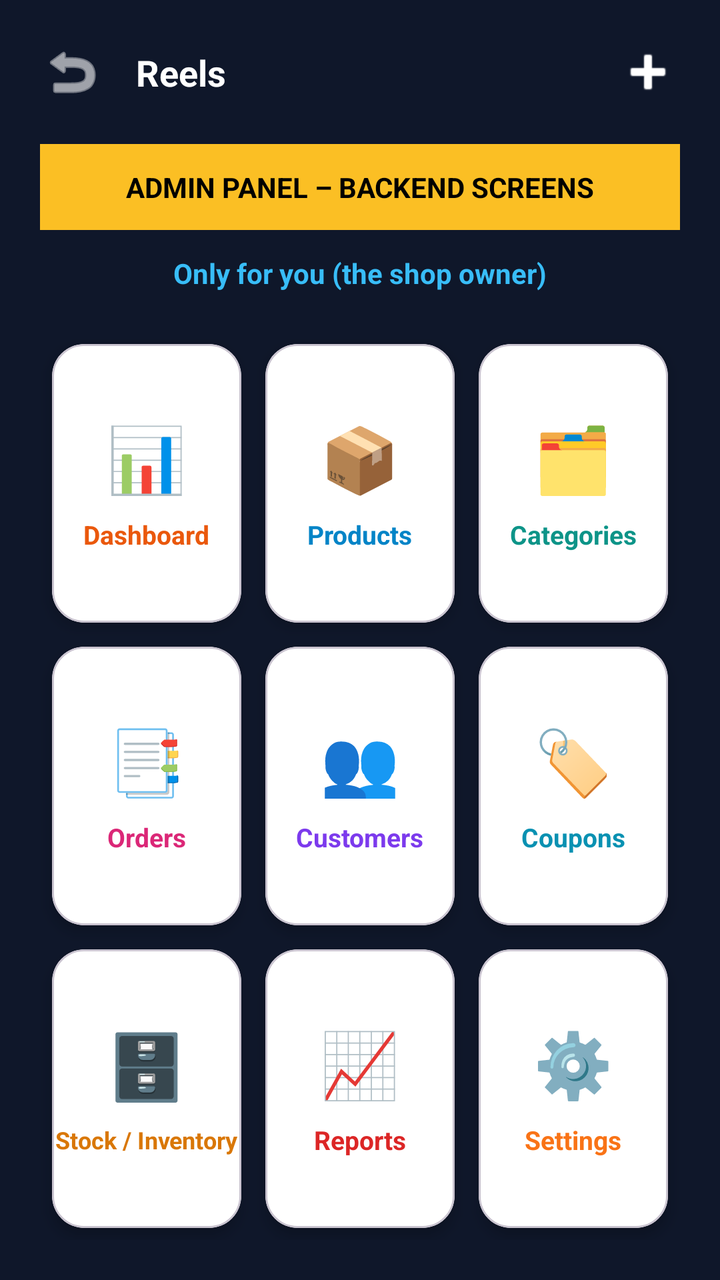
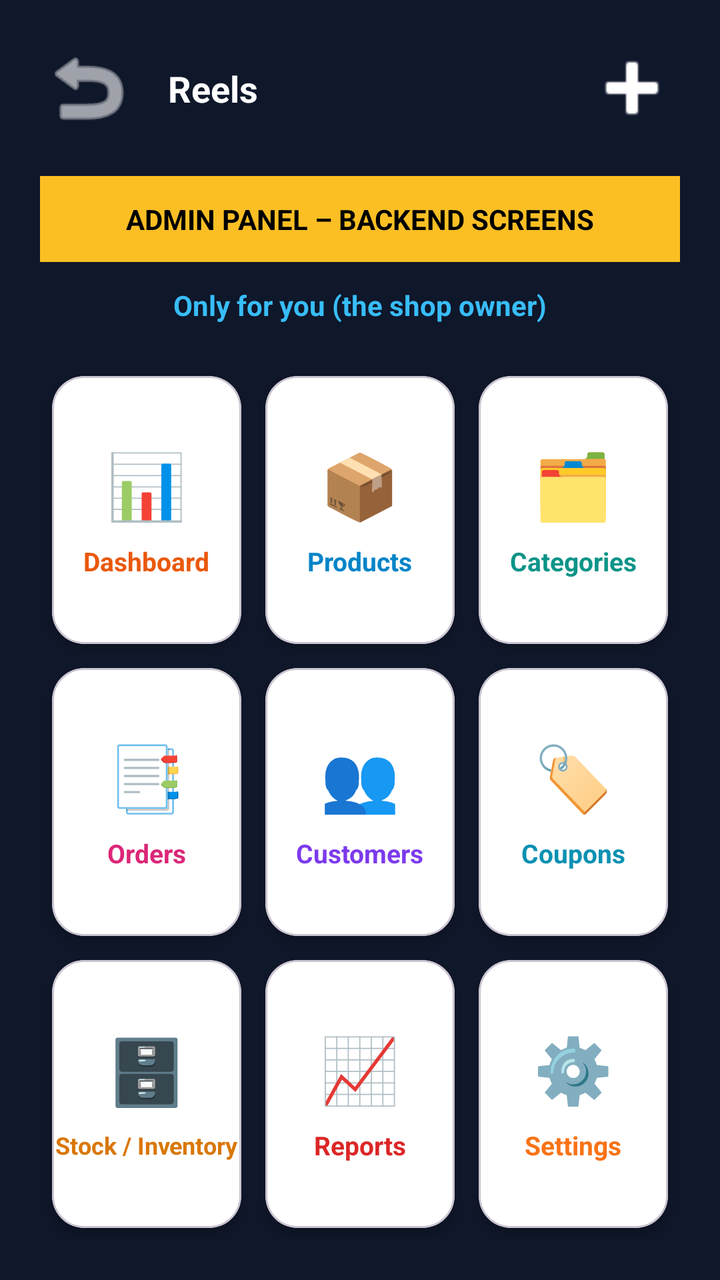

Compare the two renders of this Android layout. The source of the first and the diff that turns it into the second are given below.
<!-- AndroidManifest.xml: application theme Theme.WonderfulAdmin -->
<!-- res/layout/activity_main.xml -->
<?xml version="1.0" encoding="utf-8"?>
<androidx.constraintlayout.widget.ConstraintLayout
    xmlns:android="http://schemas.android.com/apk/res/android"
    xmlns:app="http://schemas.android.com/apk/res-auto"
    xmlns:tools="http://schemas.android.com/tools"
    android:layout_width="match_parent"
    android:layout_height="match_parent"
    android:background="@color/admin_bg_dark"
    android:padding="20dp">

    
    <ImageView
        android:id="@+id/btnBack"
        android:layout_width="32dp"
        android:layout_height="32dp"
        android:src="@android:drawable/ic_menu_revert"
        app:tint="#FFFFFF"
        android:contentDescription="Back"
        app:layout_constraintTop_toTopOf="parent"
        app:layout_constraintStart_toStartOf="parent" />

    <TextView
        android:id="@+id/tvHeaderTitle"
        android:layout_width="wrap_content"
        android:layout_height="wrap_content"
        android:text="Reels"
        android:textColor="#FFFFFF"
        android:textSize="18sp"
        android:textStyle="bold"
        android:layout_marginStart="16dp"
        app:layout_constraintBottom_toBottomOf="@id/btnBack"
        app:layout_constraintTop_toTopOf="@id/btnBack"
        app:layout_constraintStart_toEndOf="@id/btnBack" />

    <ImageView
        android:id="@+id/btnAdd"
        android:layout_width="32dp"
        android:layout_height="32dp"
        android:src="@android:drawable/ic_input_add"
        app:tint="#FFFFFF"
        android:contentDescription="Add"
        app:layout_constraintTop_toTopOf="parent"
        app:layout_constraintEnd_toEndOf="parent" />

    
    <TextView
        android:id="@+id/tvAdminPill"
        android:layout_width="match_parent"
        android:layout_height="wrap_content"
        android:layout_marginTop="20dp"
        android:background="#FBBF24"
        android:gravity="center"
        android:paddingVertical="12dp"
        android:paddingHorizontal="16dp"
        android:text="ADMIN PANEL – BACKEND SCREENS"
        android:textColor="#000000"
        android:textSize="14sp"
        android:textStyle="bold"
        app:layout_constraintTop_toBottomOf="@id/btnBack" />

    
    <TextView
        android:id="@+id/tvAdminSubtext"
        android:layout_width="wrap_content"
        android:layout_height="wrap_content"
        android:layout_marginTop="12dp"
        android:text="Only for you (the shop owner)"
        android:textColor="@color/admin_subtext_cyan"
        android:textSize="14sp"
        android:textStyle="bold"
        app:layout_constraintEnd_toEndOf="parent"
        app:layout_constraintStart_toStartOf="parent"
        app:layout_constraintTop_toBottomOf="@id/tvAdminPill" />

    
    <GridLayout
        android:id="@+id/gridMenu"
        android:layout_width="match_parent"
        android:layout_height="0dp"
        android:layout_marginTop="20dp"
        android:columnCount="3"
        android:rowCount="3"
        android:alignmentMode="alignMargins"
        android:columnOrderPreserved="false"
        app:layout_constraintBottom_toBottomOf="parent"
        app:layout_constraintTop_toBottomOf="@id/tvAdminSubtext">

        
        <com.google.android.material.card.MaterialCardView
            android:id="@+id/cardDashboard"
            android:layout_width="0dp"
            android:layout_height="0dp"
            android:layout_rowWeight="1"
            android:layout_columnWeight="1"
            android:layout_margin="6dp"
            app:cardCornerRadius="16dp"
            app:cardBackgroundColor="@color/admin_card_white"
            app:cardElevation="4dp">
            <LinearLayout
                android:layout_width="match_parent"
                android:layout_height="match_parent"
                android:gravity="center"
                android:orientation="vertical">
                <TextView
                    android:layout_width="wrap_content"
                    android:layout_height="wrap_content"
                    android:text="📊"
                    android:textSize="32sp" />
                <TextView
                    android:layout_width="wrap_content"
                    android:layout_height="wrap_content"
                    android:layout_marginTop="8dp"
                    android:text="@string/title_dashboard"
                    android:textColor="@color/card_dashboard_orange"
                    android:textSize="13sp"
                    android:textStyle="bold" />
            </LinearLayout>
        </com.google.android.material.card.MaterialCardView>

        
        <com.google.android.material.card.MaterialCardView
            android:id="@+id/cardProducts"
            android:layout_width="0dp"
            android:layout_height="0dp"
            android:layout_rowWeight="1"
            android:layout_columnWeight="1"
            android:layout_margin="6dp"
            app:cardCornerRadius="16dp"
            app:cardBackgroundColor="@color/admin_card_white"
            app:cardElevation="4dp">
            <LinearLayout
                android:layout_width="match_parent"
                android:layout_height="match_parent"
                android:gravity="center"
                android:orientation="vertical">
                <TextView
                    android:layout_width="wrap_content"
                    android:layout_height="wrap_content"
                    android:text="📦"
                    android:textSize="32sp" />
                <TextView
                    android:layout_width="wrap_content"
                    android:layout_height="wrap_content"
                    android:layout_marginTop="8dp"
                    android:text="@string/title_products"
                    android:textColor="@color/card_products_blue"
                    android:textSize="13sp"
                    android:textStyle="bold" />
            </LinearLayout>
        </com.google.android.material.card.MaterialCardView>

        
        <com.google.android.material.card.MaterialCardView
            android:id="@+id/cardCategories"
            android:layout_width="0dp"
            android:layout_height="0dp"
            android:layout_rowWeight="1"
            android:layout_columnWeight="1"
            android:layout_margin="6dp"
            app:cardCornerRadius="16dp"
            app:cardBackgroundColor="@color/admin_card_white"
            app:cardElevation="4dp">
            <LinearLayout
                android:layout_width="match_parent"
                android:layout_height="match_parent"
                android:gravity="center"
                android:orientation="vertical">
                <TextView
                    android:layout_width="wrap_content"
                    android:layout_height="wrap_content"
                    android:text="🗂️"
                    android:textSize="32sp" />
                <TextView
                    android:layout_width="wrap_content"
                    android:layout_height="wrap_content"
                    android:layout_marginTop="8dp"
                    android:text="@string/title_categories"
                    android:textColor="@color/card_categories_teal"
                    android:textSize="13sp"
                    android:textStyle="bold" />
            </LinearLayout>
        </com.google.android.material.card.MaterialCardView>

        
        <com.google.android.material.card.MaterialCardView
            android:id="@+id/cardOrders"
            android:layout_width="0dp"
            android:layout_height="0dp"
            android:layout_rowWeight="1"
            android:layout_columnWeight="1"
            android:layout_margin="6dp"
            app:cardCornerRadius="16dp"
            app:cardBackgroundColor="@color/admin_card_white"
            app:cardElevation="4dp">
            <LinearLayout
                android:layout_width="match_parent"
                android:layout_height="match_parent"
                android:gravity="center"
                android:orientation="vertical">
                <TextView
                    android:layout_width="wrap_content"
                    android:layout_height="wrap_content"
                    android:text="📑"
                    android:textSize="32sp" />
                <TextView
                    android:layout_width="wrap_content"
                    android:layout_height="wrap_content"
                    android:layout_marginTop="8dp"
                    android:text="@string/title_orders"
                    android:textColor="@color/card_orders_pink"
                    android:textSize="13sp"
                    android:textStyle="bold" />
            </LinearLayout>
        </com.google.android.material.card.MaterialCardView>

        
        <com.google.android.material.card.MaterialCardView
            android:id="@+id/cardCustomers"
            android:layout_width="0dp"
            android:layout_height="0dp"
            android:layout_rowWeight="1"
            android:layout_columnWeight="1"
            android:layout_margin="6dp"
            app:cardCornerRadius="16dp"
            app:cardBackgroundColor="@color/admin_card_white"
            app:cardElevation="4dp">
            <LinearLayout
                android:layout_width="match_parent"
                android:layout_height="match_parent"
                android:gravity="center"
                android:orientation="vertical">
                <TextView
                    android:layout_width="wrap_content"
                    android:layout_height="wrap_content"
                    android:text="👥"
                    android:textSize="32sp" />
                <TextView
                    android:layout_width="wrap_content"
                    android:layout_height="wrap_content"
                    android:layout_marginTop="8dp"
                    android:text="@string/title_customers"
                    android:textColor="@color/card_customers_purple"
                    android:textSize="13sp"
                    android:textStyle="bold" />
            </LinearLayout>
        </com.google.android.material.card.MaterialCardView>

        
        <com.google.android.material.card.MaterialCardView
            android:id="@+id/cardCoupons"
            android:layout_width="0dp"
            android:layout_height="0dp"
            android:layout_rowWeight="1"
            android:layout_columnWeight="1"
            android:layout_margin="6dp"
            app:cardCornerRadius="16dp"
            app:cardBackgroundColor="@color/admin_card_white"
            app:cardElevation="4dp">
            <LinearLayout
                android:layout_width="match_parent"
                android:layout_height="match_parent"
                android:gravity="center"
                android:orientation="vertical">
                <TextView
                    android:layout_width="wrap_content"
                    android:layout_height="wrap_content"
                    android:text="🏷️"
                    android:textSize="32sp" />
                <TextView
                    android:layout_width="wrap_content"
                    android:layout_height="wrap_content"
                    android:layout_marginTop="8dp"
                    android:text="@string/title_coupons"
                    android:textColor="@color/card_coupons_cyan"
                    android:textSize="13sp"
                    android:textStyle="bold" />
            </LinearLayout>
        </com.google.android.material.card.MaterialCardView>

        
        <com.google.android.material.card.MaterialCardView
            android:id="@+id/cardInventory"
            android:layout_width="0dp"
            android:layout_height="0dp"
            android:layout_rowWeight="1"
            android:layout_columnWeight="1"
            android:layout_margin="6dp"
            app:cardCornerRadius="16dp"
            app:cardBackgroundColor="@color/admin_card_white"
            app:cardElevation="4dp">
            <LinearLayout
                android:layout_width="match_parent"
                android:layout_height="match_parent"
                android:gravity="center"
                android:orientation="vertical">
                <TextView
                    android:layout_width="wrap_content"
                    android:layout_height="wrap_content"
                    android:text="🗄️"
                    android:textSize="32sp" />
                <TextView
                    android:layout_width="wrap_content"
                    android:layout_height="wrap_content"
                    android:layout_marginTop="8dp"
                    android:text="@string/title_inventory"
                    android:textColor="@color/card_inventory_amber"
                    android:textSize="12sp"
                    android:textStyle="bold" />
            </LinearLayout>
        </com.google.android.material.card.MaterialCardView>

        
        <com.google.android.material.card.MaterialCardView
            android:id="@+id/cardReports"
            android:layout_width="0dp"
            android:layout_height="0dp"
            android:layout_rowWeight="1"
            android:layout_columnWeight="1"
            android:layout_margin="6dp"
            app:cardCornerRadius="16dp"
            app:cardBackgroundColor="@color/admin_card_white"
            app:cardElevation="4dp">
            <LinearLayout
                android:layout_width="match_parent"
                android:layout_height="match_parent"
                android:gravity="center"
                android:orientation="vertical">
                <TextView
                    android:layout_width="wrap_content"
                    android:layout_height="wrap_content"
                    android:text="📈"
                    android:textSize="32sp" />
                <TextView
                    android:layout_width="wrap_content"
                    android:layout_height="wrap_content"
                    android:layout_marginTop="8dp"
                    android:text="@string/title_reports"
                    android:textColor="@color/card_reports_red"
                    android:textSize="13sp"
                    android:textStyle="bold" />
            </LinearLayout>
        </com.google.android.material.card.MaterialCardView>

        
        <com.google.android.material.card.MaterialCardView
            android:id="@+id/cardSettings"
            android:layout_width="0dp"
            android:layout_height="0dp"
            android:layout_rowWeight="1"
            android:layout_columnWeight="1"
            android:layout_margin="6dp"
            app:cardCornerRadius="16dp"
            app:cardBackgroundColor="@color/admin_card_white"
            app:cardElevation="4dp">
            <LinearLayout
                android:layout_width="match_parent"
                android:layout_height="match_parent"
                android:gravity="center"
                android:orientation="vertical">
                <TextView
                    android:layout_width="wrap_content"
                    android:layout_height="wrap_content"
                    android:text="⚙️"
                    android:textSize="32sp" />
                <TextView
                    android:layout_width="wrap_content"
                    android:layout_height="wrap_content"
                    android:layout_marginTop="8dp"
                    android:text="@string/title_settings"
                    android:textColor="@color/card_settings_orange"
                    android:textSize="13sp"
                    android:textStyle="bold" />
            </LinearLayout>
        </com.google.android.material.card.MaterialCardView>

    </GridLayout>

</androidx.constraintlayout.widget.ConstraintLayout>
<!-- resources referenced by this layout -->
<resources>
  <color name="admin_bg_dark">#0F172A</color>
  <color name="admin_card_white">#FFFFFF</color>
  <color name="admin_subtext_cyan">#38BDF8</color>
  <color name="card_categories_teal">#0D9488</color>
  <color name="card_coupons_cyan">#0891B2</color>
  <color name="card_customers_purple">#7C3AED</color>
  <color name="card_dashboard_orange">#EA580C</color>
  <color name="card_inventory_amber">#D97706</color>
  <color name="card_orders_pink">#DB2777</color>
  <color name="card_products_blue">#0284C7</color>
  <color name="card_reports_red">#DC2626</color>
  <color name="card_settings_orange">#F97316</color>
  <string name="title_categories">Categories</string>
  <string name="title_coupons">Coupons</string>
  <string name="title_customers">Customers</string>
  <string name="title_dashboard">Dashboard</string>
  <string name="title_inventory">Stock / Inventory</string>
  <string name="title_orders">Orders</string>
  <string name="title_products">Products</string>
  <string name="title_reports">Reports</string>
  <string name="title_settings">Settings</string>
  <style name="Theme.WonderfulAdmin" parent="Theme.Material3.DayNight.NoActionBar">
          <item name="android:statusBarColor">@color/admin_bg_dark</item>
          <item name="android:windowBackground">@color/admin_bg_dark</item>
          <item name="colorPrimary">@color/admin_header_pill</item>
          <item name="colorSecondary">@color/brand_orange</item>
      </style>
  <color name="admin_header_pill">#FBBF24</color>
  <color name="brand_orange">#F05423</color>
</resources>

<!-- the commit's change to res/layout/activity_main.xml (unified diff, before → after) -->
@@ -11,8 +11,8 @@
     
     <ImageView
         android:id="@+id/btnBack"
-        android:layout_width="32dp"
-        android:layout_height="32dp"
+        android:layout_width="48dp"
+        android:layout_height="48dp"
         android:src="@android:drawable/ic_menu_revert"
         app:tint="#FFFFFF"
         android:contentDescription="Back"
@@ -34,11 +34,11 @@
 
     <ImageView
         android:id="@+id/btnAdd"
-        android:layout_width="32dp"
-        android:layout_height="32dp"
+        android:layout_width="48dp"
+        android:layout_height="48dp"
         android:src="@android:drawable/ic_input_add"
         app:tint="#FFFFFF"
-        android:contentDescription="Add"
+        android:contentDescription="Add product"
         app:layout_constraintTop_toTopOf="parent"
         app:layout_constraintEnd_toEndOf="parent" />
 
